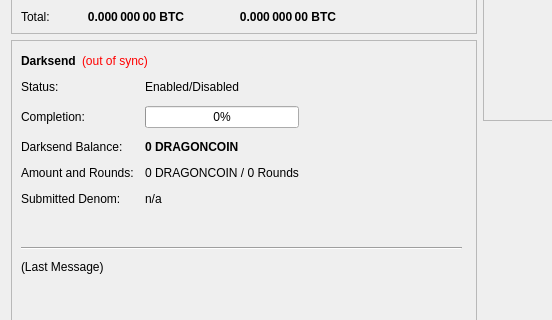
CoinExample/ANG, file src/qt/forms/overviewpage.ui: the form before one commit; both pictures show x 0 to 552 and y 182 to 502 of the 960 by 585 pixel window.
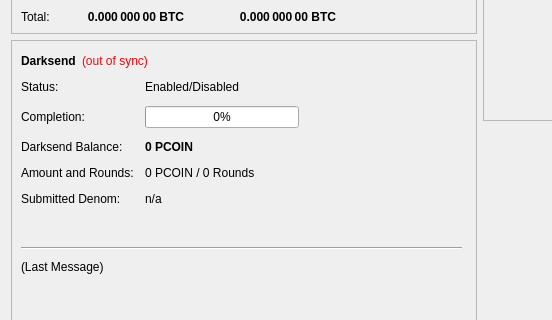
The form after the commit.

What changed in the file:
```diff
--- a/src/qt/forms/overviewpage.ui
+++ b/src/qt/forms/overviewpage.ui
@@ -474,7 +474,7 @@
               </font>
              </property>
              <property name="text">
-              <string notr="true">0 DRAGONCOIN</string>
+              <string notr="true">0 PCOIN</string>
              </property>
             </widget>
            </item>
@@ -488,7 +488,7 @@
            <item row="3" column="1">
             <widget class="QLabel" name="labelAmountRounds">
              <property name="text">
-              <string>0 DRAGONCOIN / 0 Rounds</string>
+              <string>0 PCOIN / 0 Rounds</string>
              </property>
             </widget>
            </item>
```
Left out of the diff: 6 changed lines with no effect on the pictures.
